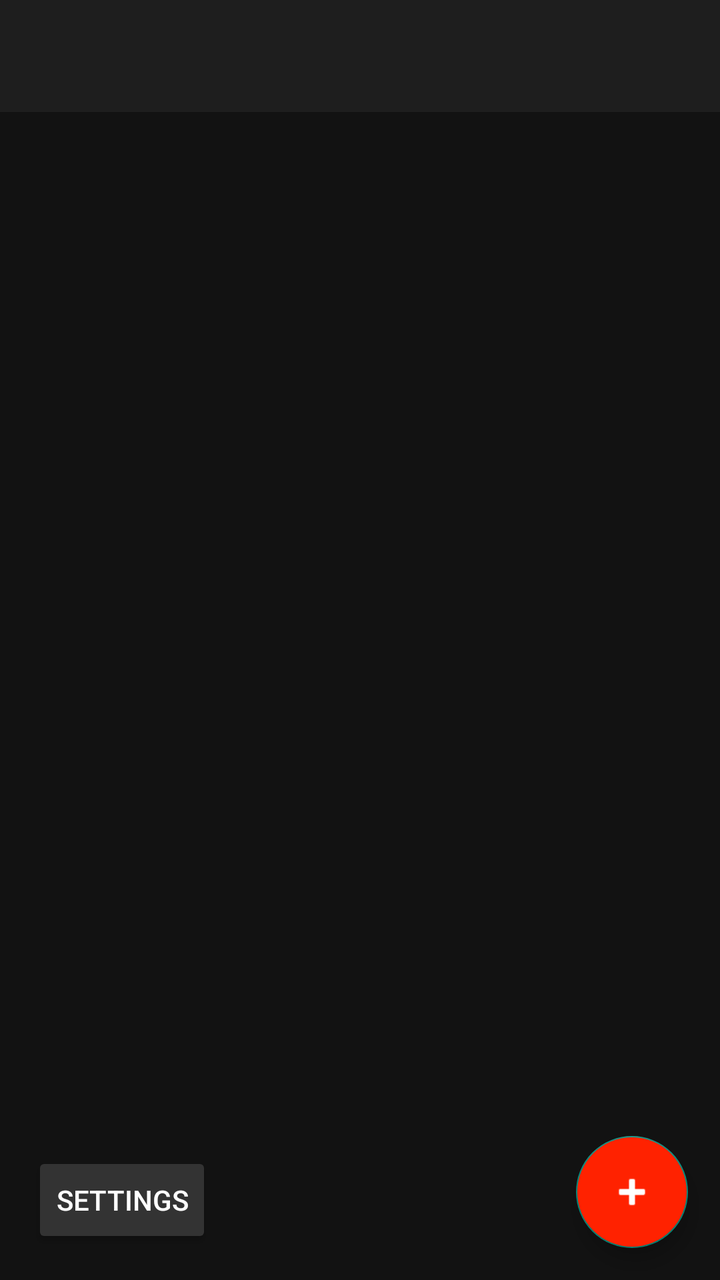
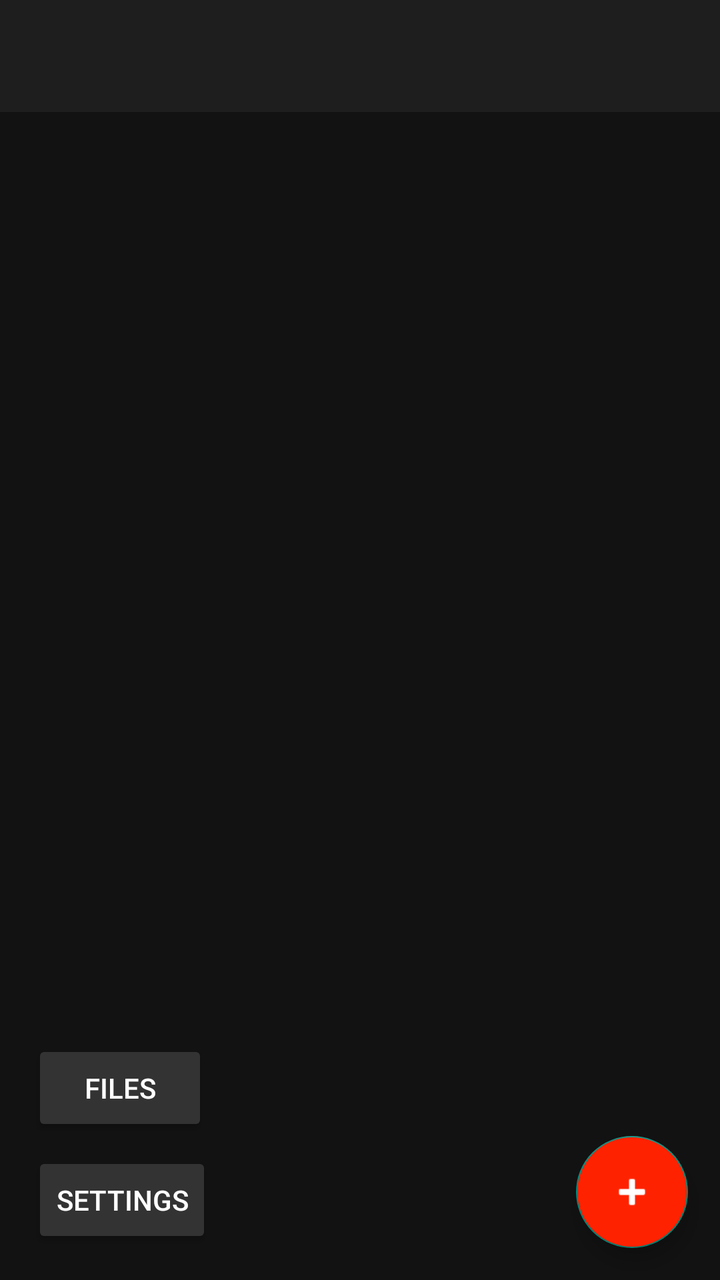

Before-and-after screenshots of an Android layout around one commit, followed by the original layout XML and the change that was made.
<!-- AndroidManifest.xml: application theme Theme.AppCompat.NoActionBar -->
<!-- res/layout/activity_main.xml -->
<?xml version="1.0" encoding="utf-8"?>
<RelativeLayout xmlns:android="http://schemas.android.com/apk/res/android"
    xmlns:app="http://schemas.android.com/apk/res-auto"
    android:layout_width="match_parent"
    android:layout_height="match_parent"
    android:background="#121212">

    <LinearLayout
        android:layout_width="match_parent"
        android:layout_height="match_parent"
        android:orientation="vertical">

        <androidx.appcompat.widget.Toolbar
            android:id="@+id/toolbar"
            android:layout_width="match_parent"
            android:layout_height="?attr/actionBarSize"
            android:background="#1E1E1E"
            android:title="Trispy Space"
            android:titleTextColor="#FFFFFF"/>

        <androidx.recyclerview.widget.RecyclerView
            android:id="@+id/recycler_apps"
            android:layout_width="match_parent"
            android:layout_height="0dp"
            android:layout_weight="1"
            android:padding="8dp"/>
    </LinearLayout>

    <Button
        android:id="@+id/btn_settings"
        android:layout_width="wrap_content"
        android:layout_height="wrap_content"
        android:layout_alignParentBottom="true"
        android:layout_alignParentStart="true"
        android:layout_margin="16dp"
        android:text="Settings"
        android:backgroundTint="#333333"
        android:textColor="#FFFFFF"/>

    
    <com.google.android.material.floatingactionbutton.FloatingActionButton
        android:id="@+id/fab_add"
        android:layout_width="wrap_content"
        android:layout_height="wrap_content"
        android:layout_alignParentBottom="true"
        android:layout_alignParentEnd="true"
        android:layout_margin="16dp"
        android:src="@android:drawable/ic_input_add"
        android:backgroundTint="#FF2200"
        app:tint="#FFFFFF"/>
</RelativeLayout>
<!-- resources referenced by this layout -->
<resources>
  <style name="Theme.AppCompat.NoActionBar" parent="Theme.AppCompat.Light.NoActionBar">
          <item name="windowActionBar">false</item>
          <item name="windowNoTitle">true</item>
      </style>
</resources>

<!-- the commit's change to res/layout/activity_main.xml (unified diff, before → after) -->
@@ -26,18 +26,32 @@
             android:padding="8dp"/>
     </LinearLayout>
 
-    <Button
-        android:id="@+id/btn_settings"
+    <LinearLayout
         android:layout_width="wrap_content"
         android:layout_height="wrap_content"
         android:layout_alignParentBottom="true"
         android:layout_alignParentStart="true"
         android:layout_margin="16dp"
-        android:text="Settings"
-        android:backgroundTint="#333333"
-        android:textColor="#FFFFFF"/>
+        android:orientation="vertical">
 
-    
+        <Button
+            android:id="@+id/btn_files"
+            android:layout_width="wrap_content"
+            android:layout_height="wrap_content"
+            android:text="Files"
+            android:backgroundTint="#333333"
+            android:textColor="#FFFFFF"
+            android:layout_marginBottom="8dp"/>
+
+        <Button
+            android:id="@+id/btn_settings"
+            android:layout_width="wrap_content"
+            android:layout_height="wrap_content"
+            android:text="Settings"
+            android:backgroundTint="#333333"
+            android:textColor="#FFFFFF"/>
+    </LinearLayout>
+
     <com.google.android.material.floatingactionbutton.FloatingActionButton
         android:id="@+id/fab_add"
         android:layout_width="wrap_content"
